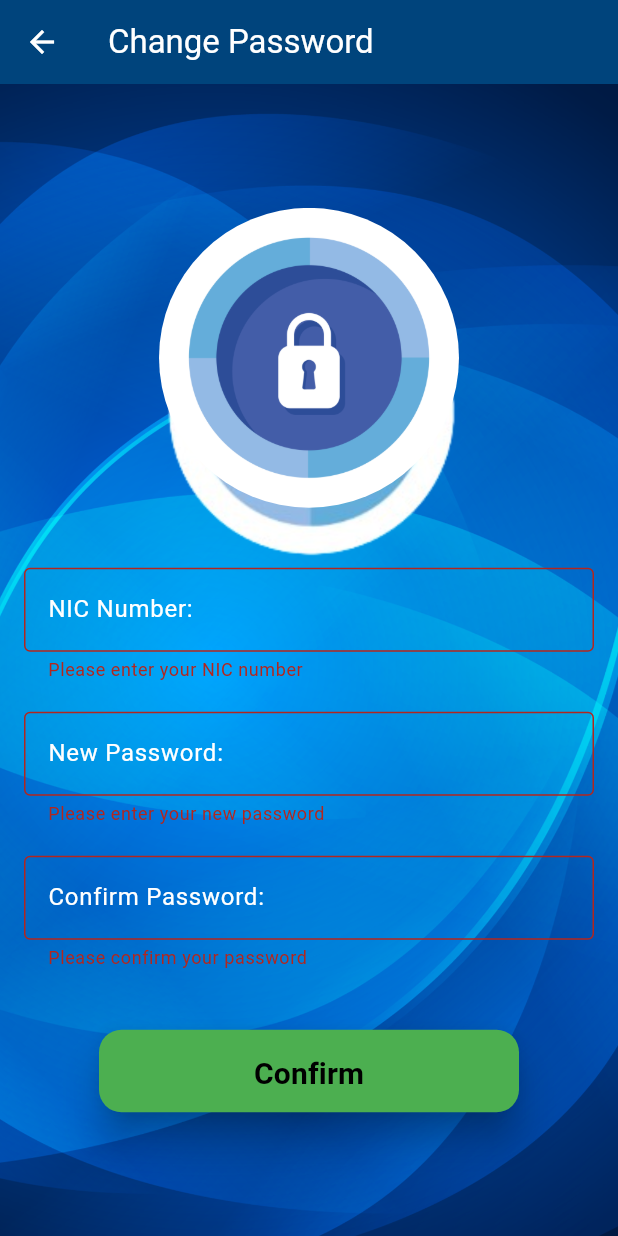
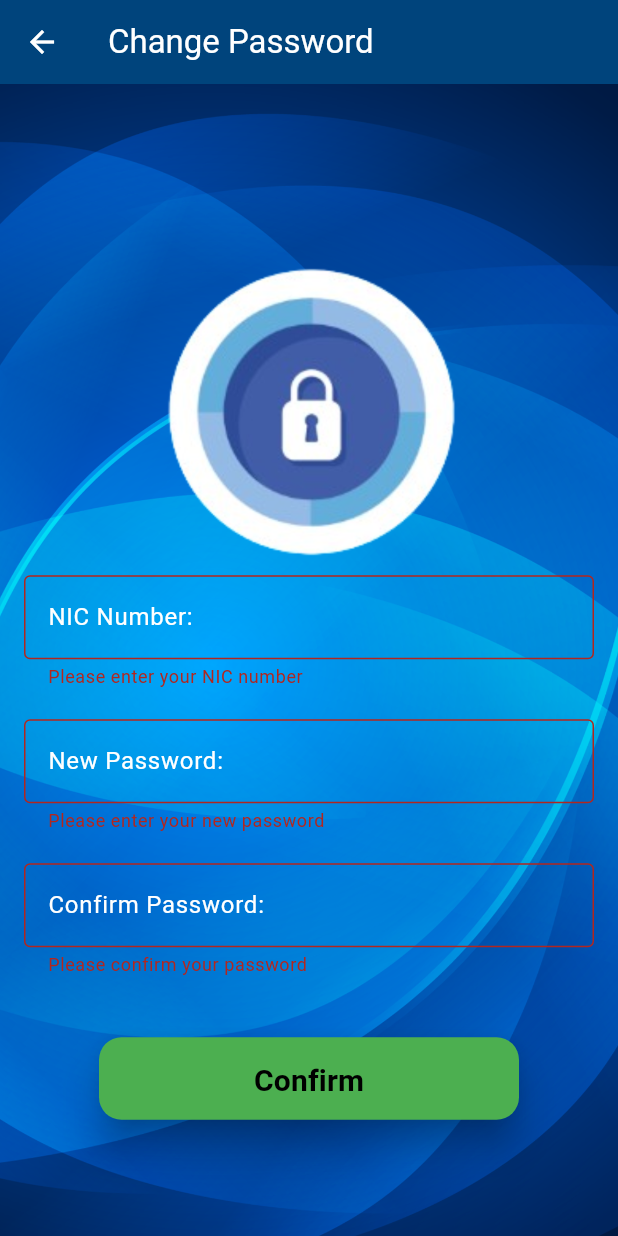
Before and after one commit to Pasindu9910/COOP-insu-new, a Flutter app: the ChangePassword screen opened by its route, after a tap on "Confirm", on a phone screen of 412 x 824 dp. Run offline on Flutter 3.47's test engine with Material 3 defaults, Android fonts, the phone set to English and light mode, and no system bars; our stand-ins replace google_fonts, image_picker; Roboto replaces fonts that are missing (Georgia).

Commit message:
small changes

```diff
--- a/lib/Screens/changepassword.dart
+++ b/lib/Screens/changepassword.dart
@@ -20,20 +20,6 @@ class _ChangePasswordState extends State<ChangePassword> {
 
   bool _isLoading = false;
   String? _errorMessage;
-
-  late Future<void> _imageLoadFuture;
-
-  @override
-  void initState() {
-    super.initState();
-    // Load the image asynchronously
-    _imageLoadFuture = _loadImage();
-  }
-
-  Future<void> _loadImage() async {
-    // This will ensure the image is loaded completely before display
-    await precacheImage(const AssetImage('assets/change.png'), context);
-  }
 
   @override
   Widget build(BuildContext context) {
@@ -70,27 +56,7 @@ class _ChangePasswordState extends State<ChangePassword> {
                       mainAxisSize: MainAxisSize.min,
                       children: [
                         // Use FutureBuilder to handle the image loading asynchronously
-                        FutureBuilder(
-                          future: _imageLoadFuture,
-                          builder: (context, snapshot) {
-                            if (snapshot.connectionState ==
-                                ConnectionState.done) {
-                              return ClipRRect(
-                                borderRadius: BorderRadius.circular(100),
-                                child: Image.asset(
-                                  'assets/change.png',
-                                  height: 200,
-                                  width: 200,
-                                  fit: BoxFit.cover,
-                                ),
-                              );
-                            } else {
-                              // Show a loading indicator while the image is loading
-                              return const CircularProgressIndicator();
-                            }
-                          },
-                        ),
-                        const SizedBox(height: 40),
+                        const SizedBox(height: 250),
                         TextFormField(
                           controller: _nicController,
                           decoration: const InputDecoration(
```
